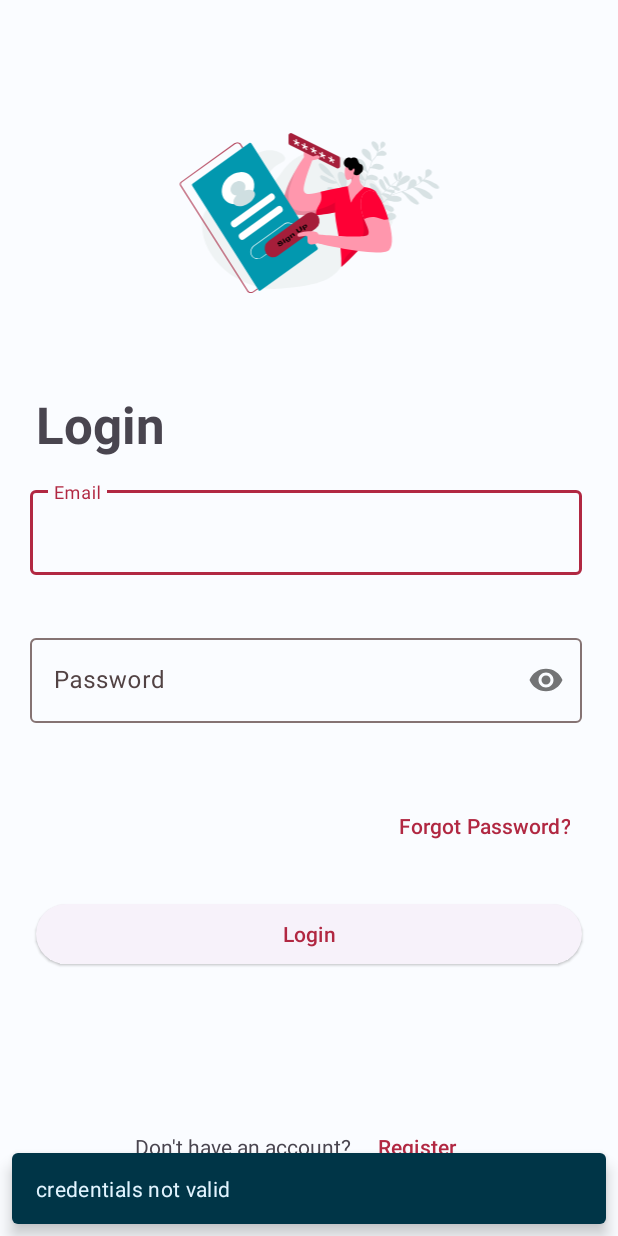
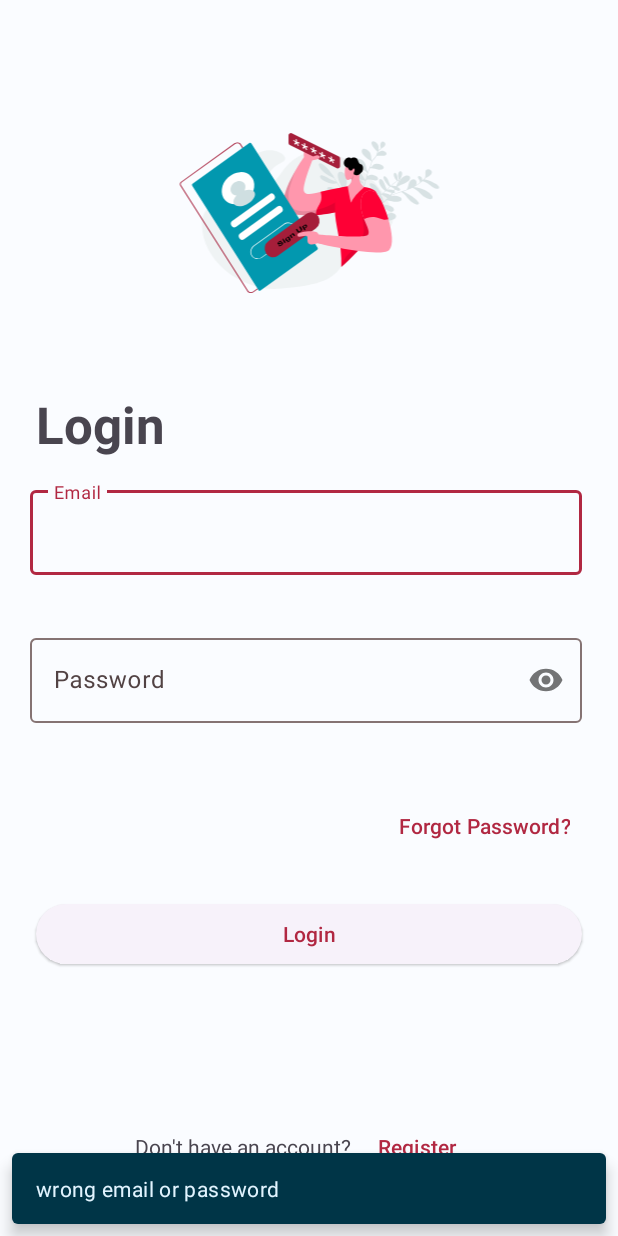
Before and after one commit to lorenzoSpizzuoco/NovApp, an Android app built with Jetpack Compose: the screen it shows after launch (MainActivity), after a tap on "Login", on a phone screen of 412 x 824 dp. Run offline under Robolectric (Android 15) with nearby library versions, the phone set to English and light mode, and no system bars; our stand-ins replace Firebase (no records; nobody signed in at launch, a user with empty details on screens opened directly).

Commit message:
minor fixes pt2

```diff
--- a/app/src/main/java/com/example/novapp2/ui/login/LoginFragment.java
+++ b/app/src/main/java/com/example/novapp2/ui/login/LoginFragment.java
@@ -81,7 +81,7 @@ public class LoginFragment extends Fragment {
             String password = textInputLayoutPassword.getEditText().getText().toString();
 
             if (!isValidEmail(email) || !isValidPassword(password)) {
-                Snackbar.make(view, R.string.invalid_input, Snackbar.LENGTH_SHORT).show();
+                Snackbar.make(view, R.string.login_error, Snackbar.LENGTH_SHORT).show();
                 textInputLayoutEmail.startAnimation(animation);
             }
             else {
```
